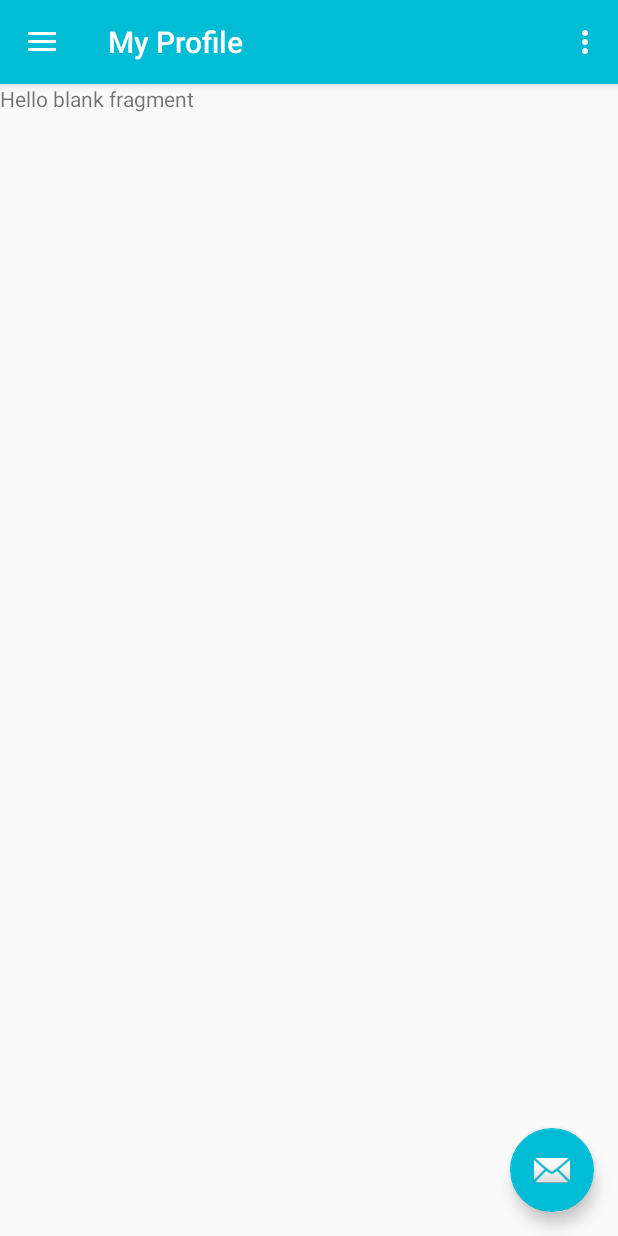
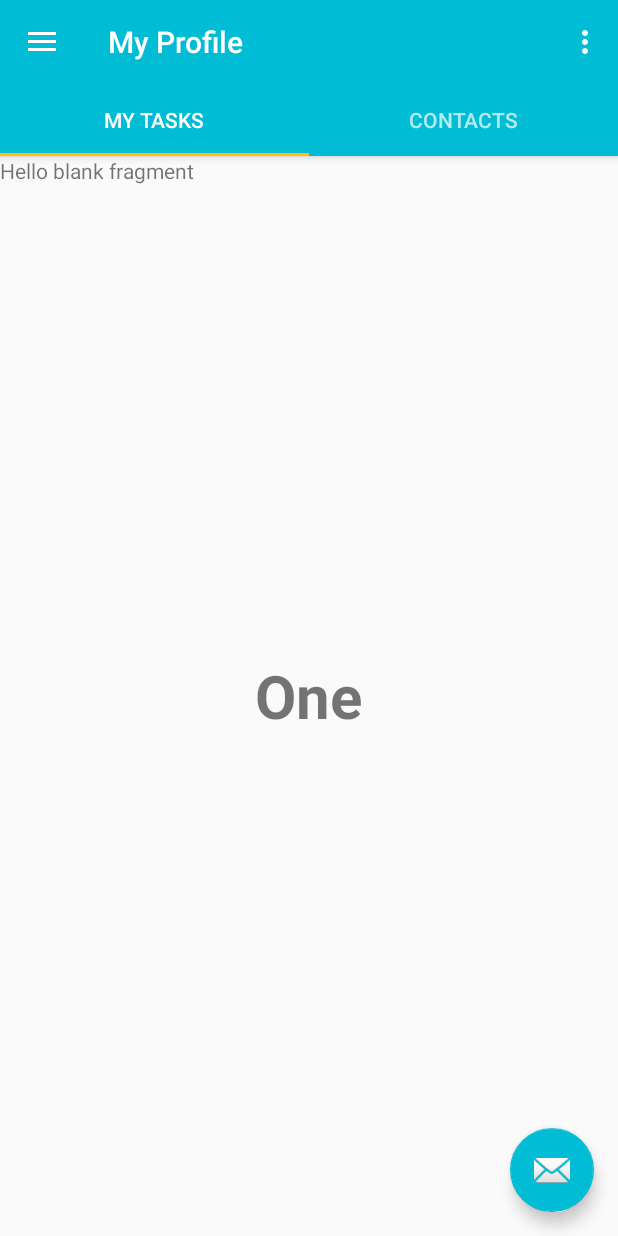
Before and after one commit to vgagaleski/employee-task-manager, an Android app: the screen it shows after launch (MainActivity), on a phone screen of 412 x 824 dp. Run offline under Robolectric (Android 15) with nearby library versions, the light colour scheme and no system bars; pictures from the network do not load; 2 statements that could not run were skipped.

Commit message:
Tabs added

```diff
--- a/app/src/main/java/com/example/teodora/employeetaskmanager/Activities/MainActivity.java
+++ b/app/src/main/java/com/example/teodora/employeetaskmanager/Activities/MainActivity.java
@@ -6,9 +6,13 @@ import android.os.Handler;
 import android.support.design.widget.FloatingActionButton;
 import android.support.design.widget.NavigationView;
 import android.support.design.widget.Snackbar;
+import android.support.design.widget.TabLayout;
 import android.support.v4.app.Fragment;
+import android.support.v4.app.FragmentManager;
+import android.support.v4.app.FragmentPagerAdapter;
 import android.support.v4.app.FragmentTransaction;
 import android.support.v4.view.GravityCompat;
+import android.support.v4.view.ViewPager;
 import android.support.v4.widget.DrawerLayout;
 import android.support.v7.app.ActionBarDrawerToggle;
 import android.support.v7.app.AppCompatActivity;
@@ -22,12 +26,18 @@ import android.widget.Toast;
 
 import com.bumptech.glide.Glide;
 import com.bumptech.glide.load.engine.DiskCacheStrategy;
+import com.example.teodora.employeetaskmanager.Fragments.ContactsFragment;
 import com.example.teodora.employeetaskmanager.Fragments.MyProfileFragment;
 import com.example.teodora.employeetaskmanager.Fragments.MyProjectsFragment;
+import com.example.teodora.employeetaskmanager.Fragments.MyTasksFragment;
 import com.example.teodora.employeetaskmanager.Fragments.NextDaysFragment;
 import com.example.teodora.employeetaskmanager.Fragments.TodayFragment;
 import com.example.teodora.employeetaskmanager.Other.CircleTransform;
 import com.example.teodora.employeetaskmanager.R;
+
+import java.util.ArrayList;
+import java.util.List;
+
 public class MainActivity extends AppCompatActivity {
 
     private NavigationView navigationView;
@@ -37,6 +47,11 @@ public class MainActivity extends AppCompatActivity {
     private TextView txtName, txtWebsite;
     private Toolbar toolbar;
     private FloatingActionButton fab;
+
+    // This is for the tabs
+    private TabLayout tabLayout;
+    private ViewPager viewPager;
+
 
     // urls to load navigation header background image
     // and profile image
@@ -65,8 +80,19 @@ public class MainActivity extends AppCompatActivity {
     protected void onCreate(Bundle savedInstanceState) {
         super.onCreate(savedInstanceState);
         setContentView(R.layout.activity_main);
+
         toolbar = (Toolbar) findViewById(R.id.toolbar);
         setSupportActionBar(toolbar);
+
+        //Tabs
+        getSupportActionBar().setDisplayHomeAsUpEnabled(true);
+
+        viewPager = (ViewPager) findViewById(R.id.viewpager);
+        setupViewPager(viewPager);
+
+        tabLayout = (TabLayout) findViewById(R.id.tabs);
+        tabLayout.setupWithViewPager(viewPager);
+        // End tabs
 
         mHandler = new Handler();
 
@@ -92,7 +118,8 @@ public class MainActivity extends AppCompatActivity {
             }
         });
 
-        // load nav menu header data
+
+             // load nav menu header data
         loadNavHeader();
 
         // initializing navigation menu
@@ -102,6 +129,46 @@ public class MainActivity extends AppCompatActivity {
             navItemIndex = 0;
             CURRENT_TAG = TAG_PROFILE;
             loadHomeFragment();
+        }
+    }
+
+
+
+    //Tabs
+    private void setupViewPager(ViewPager viewPager) {
+        ViewPagerAdapter adapter = new ViewPagerAdapter(getSupportFragmentManager());
+        adapter.addFragment(new MyTasksFragment(), "MY TASKS");
+        adapter.addFragment(new ContactsFragment(), "CONTACTS");
+        viewPager.setAdapter(adapter);
+    }
+
+
+    class ViewPagerAdapter extends FragmentPagerAdapter {
+        private final List<Fragment> mFragmentList = new ArrayList<>();
+        private final List<String> mFragmentTitleList = new ArrayList<>();
+
+        public ViewPagerAdapter(FragmentManager manager) {
+            super(manager);
+        }
+
+        @Override
+        public Fragment getItem(int position) {
+            return mFragmentList.get(position);
+        }
+
+        @Override
+        public int getCount() {
+            return mFragmentList.size();
+        }
+
+        public void addFragment(Fragment fragment, String title) {
+            mFragmentList.add(fragment);
+            mFragmentTitleList.add(title);
+        }
+
+        @Override
+        public CharSequence getPageTitle(int position) {
+            return mFragmentTitleList.get(position);
         }
     }
 
--- /dev/null
+++ b/app/src/main/java/com/example/teodora/employeetaskmanager/Fragments/ContactsFragment.java
@@ -0,0 +1,30 @@
+package com.example.teodora.employeetaskmanager.Fragments;
+
+import android.os.Bundle;
+import android.support.v4.app.Fragment;
+import android.view.LayoutInflater;
+import android.view.View;
+import android.view.ViewGroup;
+
+import com.example.teodora.employeetaskmanager.R;
+
+public class ContactsFragment extends Fragment {
+    public ContactsFragment() {
+        // Required empty public constructor
+    }
+
+    @Override
+    public void onCreate(Bundle savedInstanceState) {
+        super.onCreate(savedInstanceState);
+    }
+
+    @Override
+    public View onCreateView(LayoutInflater inflater, ViewGroup container,
+                             Bundle savedInstanceState) {
+        // Inflate the layout for this fragment
+        View view = inflater.inflate(R.layout.fragment_contacts, container, false);
+
+        return view;
+    }
+
+}
--- /dev/null
+++ b/app/src/main/java/com/example/teodora/employeetaskmanager/Fragments/MyTasksFragment.java
@@ -0,0 +1,30 @@
+package com.example.teodora.employeetaskmanager.Fragments;
+
+import android.os.Bundle;
+import android.support.v4.app.Fragment;
+import android.view.LayoutInflater;
+import android.view.View;
+import android.view.ViewGroup;
+
+import com.example.teodora.employeetaskmanager.R;
+
+public class MyTasksFragment extends Fragment {
+    public MyTasksFragment() {
+        // Required empty public constructor
+    }
+
+    @Override
+    public void onCreate(Bundle savedInstanceState) {
+        super.onCreate(savedInstanceState);
+    }
+
+    @Override
+    public View onCreateView(LayoutInflater inflater, ViewGroup container,
+                             Bundle savedInstanceState) {
+        // Inflate the layout for this fragment
+        View view = inflater.inflate(R.layout.fragment_my_tasks, container, false);
+
+        return view;
+    }
+
+}
--- a/app/src/main/res/layout/app_bar_main.xml
+++ b/app/src/main/res/layout/app_bar_main.xml
@@ -19,13 +19,28 @@
             android:background="?attr/colorPrimary"
             app:popupTheme="@style/AppTheme.PopupOverlay" />
 
+        <android.support.design.widget.TabLayout
+            android:id="@+id/tabs"
+            android:layout_width="match_parent"
+            android:layout_height="wrap_content"
+            app:tabMode="fixed"
+            app:tabGravity="fill"/>
+
     </android.support.design.widget.AppBarLayout>
+
+    <android.support.v4.view.ViewPager
+        android:id="@+id/viewpager"
+        android:layout_width="match_parent"
+        android:layout_height="match_parent"
+        app:layout_behavior="@string/appbar_scrolling_view_behavior"  />
 
     <FrameLayout
         android:id="@+id/frame"
         android:layout_width="match_parent"
         android:layout_height="match_parent"
-        app:layout_behavior="@string/appbar_scrolling_view_behavior"></FrameLayout>
+        app:layout_behavior="@string/appbar_scrolling_view_behavior">
+
+    </FrameLayout>
 
     <android.support.design.widget.FloatingActionButton
         android:id="@+id/fab"
--- /dev/null
+++ b/app/src/main/res/layout/fragment_contacts.xml
@@ -0,0 +1,16 @@
+<RelativeLayout xmlns:android="http://schemas.android.com/apk/res/android"
+    xmlns:tools="http://schemas.android.com/tools"
+    android:layout_width="match_parent"
+    android:layout_height="match_parent"
+    tools:context="com.example.teodora.employeetaskmanager.Fragments.MyTasksFragment">
+
+    <!-- TODO: Update blank fragment layout -->
+    <TextView
+        android:layout_width="wrap_content"
+        android:layout_height="wrap_content"
+        android:text="@string/two"
+        android:textSize="40dp"
+        android:textStyle="bold"
+        android:layout_centerInParent="true" />
+
+</RelativeLayout>
--- /dev/null
+++ b/app/src/main/res/layout/fragment_my_tasks.xml
@@ -0,0 +1,16 @@
+<RelativeLayout xmlns:android="http://schemas.android.com/apk/res/android"
+    xmlns:tools="http://schemas.android.com/tools"
+    android:layout_width="match_parent"
+    android:layout_height="match_parent"
+    tools:context="com.example.teodora.employeetaskmanager.Fragments.MyTasksFragment">
+
+    <!-- TODO: Update blank fragment layout -->
+    <TextView
+        android:layout_width="wrap_content"
+        android:layout_height="wrap_content"
+        android:text="@string/one"
+        android:textSize="40dp"
+        android:textStyle="bold"
+        android:layout_centerInParent="true" />
+
+</RelativeLayout>
--- a/app/src/main/res/values/dimens.xml
+++ b/app/src/main/res/values/dimens.xml
@@ -9,4 +9,11 @@
     <dimen name="fab_margin">16dp</dimen>
     <dimen name="profile_width">75dp</dimen>
     <dimen name="profile_height">75dp</dimen>
+
+
+    <!--Working with tabs-->
+    <dimen name="tab_max_width">264dp</dimen>
+    <dimen name="tab_padding_bottom">16dp</dimen>
+    <dimen name="tab_label">14sp</dimen>
+    <dimen name="custom_tab_layout_height">72dp</dimen>
 </resources>
--- a/app/src/main/res/values/strings.xml
+++ b/app/src/main/res/values/strings.xml
@@ -35,6 +35,8 @@
 
     <!-- TODO: Remove or change this placeholder text -->
     <string name="hello_blank_fragment">Hello blank fragment</string>
+    <string name="one">One</string>
+    <string name="two">Two</string>
 
 
 </resources>
```
